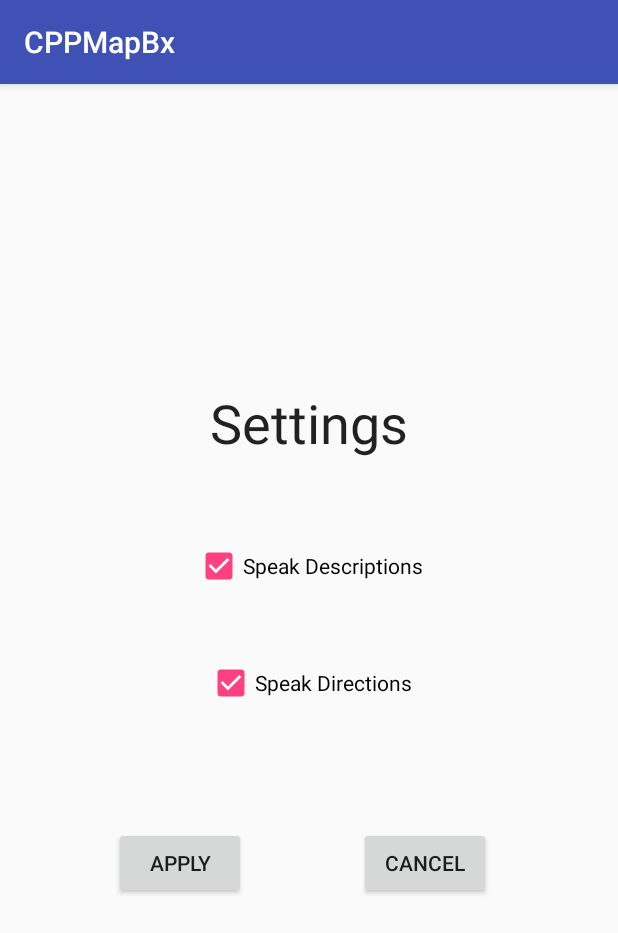
After one commit to rjung00712/Techiies.io_Projects, an Android app: the Settings screen opened directly, with no data from a screen before it, on a phone screen of 412 x 824 dp. The commit adds this screen. Shown: the top 933 px of the screen. Run offline under Robolectric (Android 15) with nearby library versions, the phone set to English and light mode, and no system bars.

Commit message:
Added settings to turn on/off TextToSpeech

```diff
--- a/CPPCampusMapBx/app/src/main/AndroidManifest.xml
+++ b/CPPCampusMapBx/app/src/main/AndroidManifest.xml
@@ -21,7 +21,8 @@
             </intent-filter>
         </activity>
         <activity android:name=".MarkerSelected" />
-        <activity android:name=".NavigationActivity"></activity>
+        <activity android:name=".NavigationActivity" />
+        <activity android:name=".Settings"></activity>
     </application>
 
 </manifest>
--- a/CPPCampusMapBx/app/src/main/java/cs499android/com/cppmapbox/MainActivity.java
+++ b/CPPCampusMapBx/app/src/main/java/cs499android/com/cppmapbox/MainActivity.java
@@ -12,6 +12,8 @@ import android.support.annotation.Nullable;
 import android.support.v4.app.ActivityCompat;
 import android.support.v7.app.AppCompatActivity;
 import android.util.Log;
+import android.view.Menu;
+import android.view.MenuItem;
 import android.view.View;
 import android.widget.LinearLayout;
 import android.widget.Toast;
@@ -396,4 +398,26 @@ public class MainActivity extends AppCompatActivity implements PermissionsListen
             finish();
         }
     }
+
+    @Override
+    public boolean onCreateOptionsMenu(Menu menu) {
+        // Inflate the menu; this adds items to the action bar if it is present.
+        getMenuInflater().inflate(R.menu.menu, menu);
+        return true;
+    }
+
+    @Override
+    public boolean onOptionsItemSelected(MenuItem item) {
+        // Handle action bar item clicks here. The action bar will
+        // automatically handle clicks on the Home/Up button, so long
+        // as you specify a parent activity in AndroidManifest.xml.
+
+        switch(item.getItemId()) {
+            case R.id.settings:
+                Intent SettingsIntent = new Intent(this, Settings.class);
+                startActivity(SettingsIntent);
+            default:
+                return super.onOptionsItemSelected(item);
+        }
+    }
 }
--- /dev/null
+++ b/CPPCampusMapBx/app/src/main/java/cs499android/com/cppmapbox/Settings.java
@@ -0,0 +1,29 @@
+package cs499android.com.cppmapbox;
+
+import android.support.v7.app.AppCompatActivity;
+import android.os.Bundle;
+import android.view.View;
+import android.widget.CheckBox;
+
+public class Settings extends AppCompatActivity {
+
+    @Override
+    protected void onCreate(Bundle savedInstanceState) {
+        super.onCreate(savedInstanceState);
+        setContentView(R.layout.activity_settings);
+        ((CheckBox)findViewById(R.id.speakDescription)).setChecked(StaticVariables.speakDescriptions);
+        ((CheckBox)findViewById(R.id.speakDirection)).setChecked(StaticVariables.speakDirections);
+    }
+
+    public void apply(View view)
+    {
+        StaticVariables.speakDescriptions = ((CheckBox)findViewById(R.id.speakDescription)).isChecked();
+        StaticVariables.speakDirections = ((CheckBox)findViewById(R.id.speakDirection)).isChecked();
+        finish();
+    }
+
+    public void cancel(View view)
+    {
+        finish();
+    }
+}
--- /dev/null
+++ b/CPPCampusMapBx/app/src/main/res/layout/activity_settings.xml
@@ -0,0 +1,98 @@
+<?xml version="1.0" encoding="utf-8"?>
+<android.support.constraint.ConstraintLayout xmlns:android="http://schemas.android.com/apk/res/android"
+    xmlns:app="http://schemas.android.com/apk/res-auto"
+    xmlns:tools="http://schemas.android.com/tools"
+    android:layout_width="match_parent"
+    android:layout_height="match_parent"
+    tools:context="cs499android.com.cppmapbox.Settings">
+
+    <CheckBox
+        android:id="@+id/speakDescription"
+        android:layout_width="wrap_content"
+        android:layout_height="wrap_content"
+        android:text="Speak Descriptions"
+        android:checked="true"
+        app:layout_constraintLeft_toLeftOf="parent"
+        app:layout_constraintRight_toRightOf="parent"
+        app:layout_constraintBottom_toBottomOf="parent"
+        app:layout_constraintTop_toBottomOf="@+id/editText"
+        android:layout_marginLeft="8dp"
+        android:layout_marginRight="8dp"
+        android:layout_marginTop="8dp"
+        android:layout_marginBottom="8dp"
+        app:layout_constraintVertical_bias="0.1"
+        app:layout_constraintHorizontal_bias="0.5"/>
+
+    <CheckBox
+        android:id="@+id/speakDirection"
+        android:layout_width="wrap_content"
+        android:layout_height="wrap_content"
+        android:text="Speak Directions"
+        android:checked="true"
+        android:layout_marginLeft="8dp"
+        app:layout_constraintLeft_toLeftOf="parent"
+        android:layout_marginRight="8dp"
+        app:layout_constraintRight_toRightOf="parent"
+        app:layout_constraintBottom_toBottomOf="parent"
+        android:layout_marginBottom="8dp"
+        app:layout_constraintHorizontal_bias="0.5"
+        android:layout_marginTop="8dp"
+        app:layout_constraintTop_toBottomOf="@+id/speakDescription"
+        app:layout_constraintVertical_bias="0.1" />
+
+    <Button
+        android:layout_width="wrap_content"
+        android:layout_height="wrap_content"
+        android:text="Apply"
+        android:onClick="apply"
+        android:layout_marginTop="8dp"
+        app:layout_constraintTop_toBottomOf="@+id/speakDirection"
+        app:layout_constraintBottom_toBottomOf="parent"
+        android:layout_marginBottom="8dp"
+        android:layout_marginLeft="8dp"
+        app:layout_constraintLeft_toLeftOf="parent"
+        app:layout_constraintRight_toLeftOf="@+id/button"
+        android:layout_marginRight="8dp"
+        app:layout_constraintHorizontal_bias="0.5"
+        app:layout_constraintVertical_bias="0.25" />
+
+    <Button
+        android:layout_width="wrap_content"
+        android:layout_height="wrap_content"
+        android:text="Cancel"
+        android:onClick="cancel"
+        android:id="@+id/button"
+        android:layout_marginTop="8dp"
+        app:layout_constraintTop_toBottomOf="@+id/speakDirection"
+        app:layout_constraintBottom_toBottomOf="parent"
+        android:layout_marginBottom="8dp"
+        android:layout_marginRight="8dp"
+        app:layout_constraintRight_toRightOf="parent"
+        app:layout_constraintVertical_bias="0.25"
+        android:layout_marginLeft="8dp"
+        app:layout_constraintLeft_toLeftOf="parent"
+        app:layout_constraintHorizontal_bias="0.75"/>
+
+    <EditText
+        android:id="@+id/editText"
+        android:layout_width="wrap_content"
+        android:layout_height="wrap_content"
+        android:ems="10"
+        android:text="Settings"
+        android:textAlignment="center"
+        android:textSize="36sp"
+        android:clickable="false"
+        android:editable="false"
+        android:background="@android:color/transparent"
+        app:layout_constraintTop_toTopOf="parent"
+        app:layout_constraintLeft_toLeftOf="parent"
+        app:layout_constraintRight_toRightOf="parent"
+        app:layout_constraintBottom_toBottomOf="parent"
+        android:layout_marginTop="8dp"
+        android:layout_marginBottom="8dp"
+        android:layout_marginLeft="8dp"
+        android:layout_marginRight="8dp"
+        app:layout_constraintHorizontal_bias="0.5"
+        app:layout_constraintVertical_bias="0.275" />
+
+</android.support.constraint.ConstraintLayout>
--- /dev/null
+++ b/CPPCampusMapBx/app/src/main/res/menu/menu.xml
@@ -0,0 +1,5 @@
+<?xml version="1.0" encoding="utf-8"?>
+<menu xmlns:android="http://schemas.android.com/apk/res/android">
+    <item android:id="@+id/settings"
+        android:title="Settings"/>
+</menu>
```
